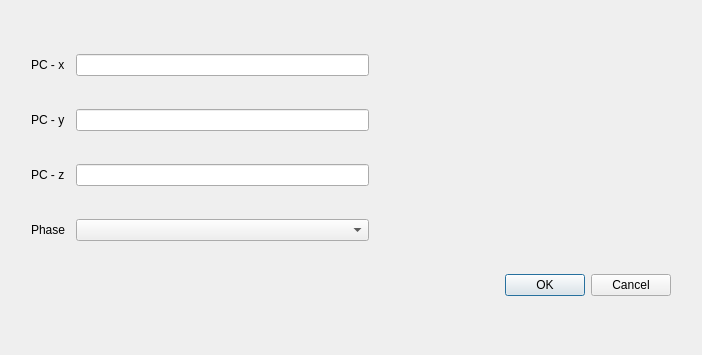
Before: the Qt Designer form ui/di_setup.ui in EBSP-Indexer/EBSP-Indexer, drawn with Qt 5.
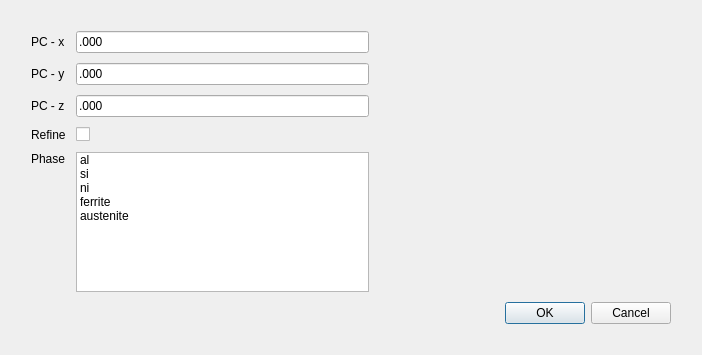
After: the same form once the commit is applied.

Patch:
```diff
--- a/ui/di_setup.ui
+++ b/ui/di_setup.ui
@@ -1,7 +1,7 @@
 <?xml version="1.0" encoding="UTF-8"?>
 <ui version="4.0">
- <class>DiSetupWindow</class>
- <widget class="QDialog" name="DiSetupWindow">
+ <class>DiSetupDialog</class>
+ <widget class="QDialog" name="DiSetupDialog">
   <property name="geometry">
    <rect>
     <x>0</x>
@@ -35,7 +35,7 @@
       <property name="spacing">
        <number>10</number>
       </property>
-      <item row="5" column="0">
+      <item row="6" column="0">
        <widget class="QLabel" name="pathLabel">
         <property name="layoutDirection">
          <enum>Qt::LeftToRight</enum>
@@ -47,26 +47,66 @@
          <bool>false</bool>
         </property>
         <property name="alignment">
-         <set>Qt::AlignLeading|Qt::AlignLeft|Qt::AlignVCenter</set>
+         <set>Qt::AlignLeading|Qt::AlignLeft|Qt::AlignTop</set>
         </property>
        </widget>
       </item>
-      <item row="6" column="2">
+      <item row="3" column="1">
+       <widget class="QLineEdit" name="patternCenterY">
+        <property name="inputMask">
+         <string>.000</string>
+        </property>
+        <property name="text">
+         <string>.000</string>
+        </property>
+        <property name="placeholderText">
+         <string>.000</string>
+        </property>
+       </widget>
+      </item>
+      <item row="4" column="0">
+       <widget class="QLabel" name="label_4">
+        <property name="text">
+         <string>PC - z</string>
+        </property>
+       </widget>
+      </item>
+      <item row="2" column="1">
+       <widget class="QLineEdit" name="patternCenterX">
+        <property name="inputMask">
+         <string>.000</string>
+        </property>
+        <property name="text">
+         <string>.000</string>
+        </property>
+        <property name="cursorPosition">
+         <number>2</number>
+        </property>
+        <property name="placeholderText">
+         <string>.000</string>
+        </property>
+       </widget>
+      </item>
+      <item row="4" column="1">
+       <widget class="QLineEdit" name="patternCenterZ">
+        <property name="inputMask">
+         <string>.000</string>
+        </property>
+        <property name="text">
+         <string>.000</string>
+        </property>
+        <property name="placeholderText">
+         <string>.000</string>
+        </property>
+       </widget>
+      </item>
+      <item row="7" column="2">
        <widget class="QDialogButtonBox" name="buttonBox">
         <property name="standardButtons">
          <set>QDialogButtonBox::Cancel|QDialogButtonBox::Ok</set>
         </property>
        </widget>
       </item>
-      <item row="2" column="1">
-       <widget class="QLineEdit" name="lineEdit"/>
-      </item>
-      <item row="3" column="1">
-       <widget class="QLineEdit" name="lineEdit_2"/>
-      </item>
-      <item row="4" column="1">
-       <widget class="QLineEdit" name="lineEdit_3"/>
-      </item>
       <item row="3" column="0">
        <widget class="QLabel" name="label_3">
         <property name="text">
@@ -74,13 +114,6 @@
         </property>
        </widget>
       </item>
-      <item row="4" column="0">
-       <widget class="QLabel" name="label_4">
-        <property name="text">
-         <string>PC - z</string>
-        </property>
-       </widget>
-      </item>
       <item row="2" column="0">
        <widget class="QLabel" name="label_2">
         <property name="text">
@@ -88,8 +121,57 @@
         </property>
        </widget>
       </item>
+      <item row="6" column="1">
+       <widget class="QListWidget" name="listWidgetPhase">
+        <property name="minimumSize">
+         <size>
+          <width>0</width>
+          <height>50</height>
+         </size>
+        </property>
+        <property name="selectionMode">
+         <enum>QAbstractItemView::MultiSelection</enum>
+        </property>
+        <item>
+         <property name="text">
+          <string>al</string>
+         </property>
+        </item>
+        <item>
+         <property name="text">
+          <string>si</string>
+         </property>
+        </item>
+        <item>
+         <property name="text">
+          <string>ni</string>
+         </property>
+        </item>
+        <item>
+         <property name="text">
+          <string>ferrite</string>
+         </property>
+        </item>
+        <item>
+         <property name="text">
+          <string>austenite</string>
+         </property>
+        </item>
+       </widget>
+      </item>
+      <item row="5" column="0">
+       <widget class="QLabel" name="label">
+        <property name="text">
+         <string>Refine</string>
+        </property>
+       </widget>
+      </item>
       <item row="5" column="1">
-       <widget class="QComboBox" name="comboBox"/>
+       <widget class="QCheckBox" name="checkBoxRefine">
+        <property name="text">
+         <string/>
+        </property>
+       </widget>
       </item>
      </layout>
     </widget>
```
